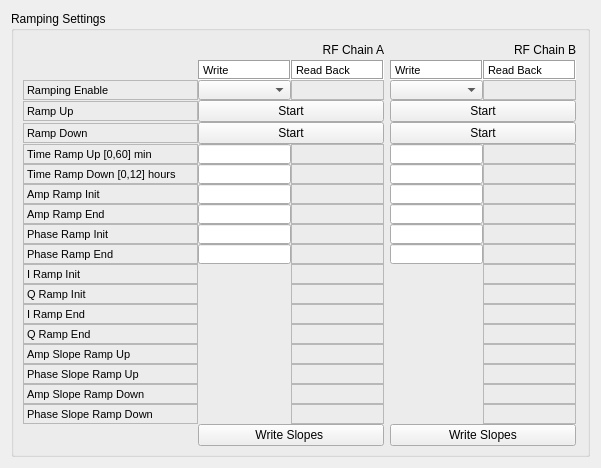
Old version of the form src/llrfgui/widgets/ramping/ui/Ramping.ui in the repository amilan/app-maxiv-llrfexpert.
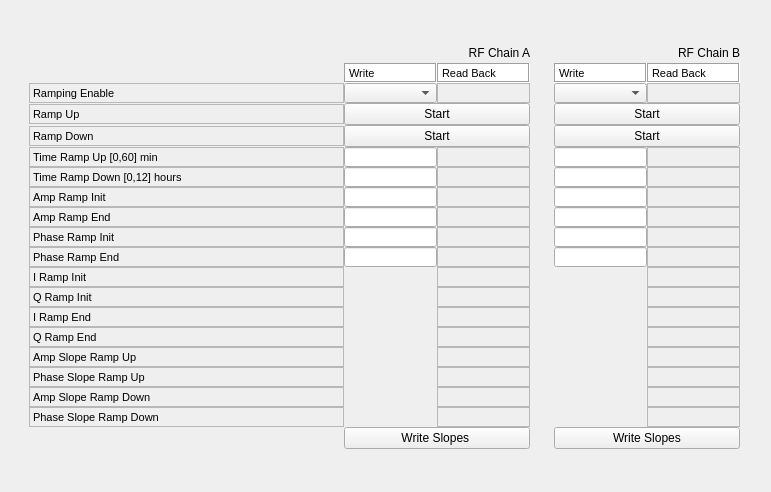
New version of the form. Custom widgets are drawn as their Qt base class.

Commit message:
Three more widgets added
diags
-----
 - Diagnostic widget

ManualTuning
------------
 - Control for the manual tuning

Ramping
-------
 - Control for the ramping

Diff of the .ui file:
```diff
--- a/src/llrfgui/widgets/ramping/ui/Ramping.ui
+++ b/src/llrfgui/widgets/ramping/ui/Ramping.ui
@@ -6,8 +6,8 @@
    <rect>
     <x>0</x>
     <y>0</y>
-    <width>601</width>
-    <height>468</height>
+    <width>771</width>
+    <height>492</height>
    </rect>
   </property>
   <property name="windowTitle">
@@ -15,33 +15,6 @@
   </property>
   <layout class="QGridLayout" name="gridLayout">
    <item row="0" column="0">
-    <widget class="QGroupBox" name="groupBox_13">
-     <property name="sizePolicy">
-      <sizepolicy hsizetype="Preferred" vsizetype="Preferred">
-       <horstretch>0</horstretch>
-       <verstretch>0</verstretch>
-      </sizepolicy>
-     </property>
-     <property name="minimumSize">
-      <size>
-       <width>440</width>
-       <height>350</height>
-      </size>
-     </property>
-     <property name="maximumSize">
-      <size>
-       <width>1200</width>
-       <height>650</height>
-      </size>
-     </property>
-     <property name="title">
-      <string>Ramping Settings</string>
-     </property>
-     <property name="flat">
-      <bool>true</bool>
-     </property>
-     <layout class="QGridLayout" name="gridLayout_19">
-      <item row="1" column="0">
        <layout class="QGridLayout" name="_10">
         <property name="spacing">
          <number>0</number>
@@ -262,7 +235,7 @@
           </property>
           <property name="minimumSize">
            <size>
-            <width>175</width>
+         <width>315</width>
             <height>20</height>
            </size>
           </property>
@@ -295,7 +268,7 @@
           </property>
           <property name="minimumSize">
            <size>
-            <width>175</width>
+         <width>315</width>
             <height>20</height>
            </size>
           </property>
@@ -361,7 +334,7 @@
           </property>
           <property name="minimumSize">
            <size>
-            <width>175</width>
+         <width>315</width>
             <height>20</height>
            </size>
           </property>
@@ -427,7 +400,7 @@
           </property>
           <property name="minimumSize">
            <size>
-            <width>175</width>
+         <width>315</width>
             <height>20</height>
            </size>
           </property>
@@ -460,7 +433,7 @@
           </property>
           <property name="minimumSize">
            <size>
-            <width>175</width>
+         <width>315</width>
             <height>20</height>
            </size>
           </property>
@@ -493,7 +466,7 @@
           </property>
           <property name="minimumSize">
            <size>
-            <width>175</width>
+         <width>315</width>
             <height>20</height>
            </size>
           </property>
@@ -526,7 +499,7 @@
           </property>
           <property name="minimumSize">
            <size>
-            <width>175</width>
+         <width>315</width>
             <height>20</height>
            </size>
           </property>
@@ -559,7 +532,7 @@
           </property>
           <property name="minimumSize">
            <size>
-            <width>175</width>
+         <width>315</width>
             <height>20</height>
            </size>
           </property>
@@ -592,7 +565,7 @@
           </property>
           <property name="minimumSize">
            <size>
-            <width>175</width>
+         <width>315</width>
             <height>20</height>
            </size>
           </property>
@@ -625,7 +598,7 @@
           </property>
           <property name="minimumSize">
            <size>
-            <width>175</width>
+         <width>315</width>
             <height>20</height>
            </size>
           </property>
@@ -658,7 +631,7 @@
           </property>
           <property name="minimumSize">
            <size>
-            <width>175</width>
+         <width>315</width>
             <height>20</height>
            </size>
           </property>
@@ -931,7 +904,7 @@
           </property>
           <property name="minimumSize">
            <size>
-            <width>175</width>
+         <width>315</width>
             <height>20</height>
            </size>
           </property>
@@ -994,7 +967,7 @@
           </property>
           <property name="minimumSize">
            <size>
-            <width>175</width>
+         <width>315</width>
             <height>20</height>
            </size>
           </property>
@@ -1087,7 +1060,7 @@
           </property>
           <property name="minimumSize">
            <size>
-            <width>175</width>
+         <width>315</width>
             <height>20</height>
            </size>
           </property>
@@ -1120,7 +1093,7 @@
           </property>
           <property name="minimumSize">
            <size>
-            <width>175</width>
+         <width>315</width>
             <height>20</height>
            </size>
           </property>
@@ -1316,7 +1289,7 @@
           </property>
           <property name="minimumSize">
            <size>
-            <width>175</width>
+         <width>315</width>
             <height>20</height>
            </size>
           </property>
@@ -1412,7 +1385,7 @@
           </property>
           <property name="minimumSize">
            <size>
-            <width>175</width>
+         <width>315</width>
             <height>20</height>
            </size>
           </property>
@@ -1536,7 +1509,7 @@
         </item>
        </layout>
       </item>
-      <item row="1" column="1">
+   <item row="0" column="1">
        <layout class="QGridLayout" name="_11">
         <property name="spacing">
          <number>0</number>
@@ -2469,9 +2442,6 @@
          </widget>
         </item>
        </layout>
-      </item>
-     </layout>
-    </widget>
    </item>
   </layout>
  </widget>
```
Lines whose indentation alone changed are shown as unchanged. The commit also changes 4 other files.
